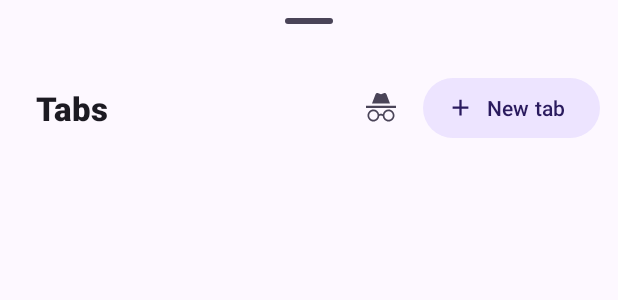
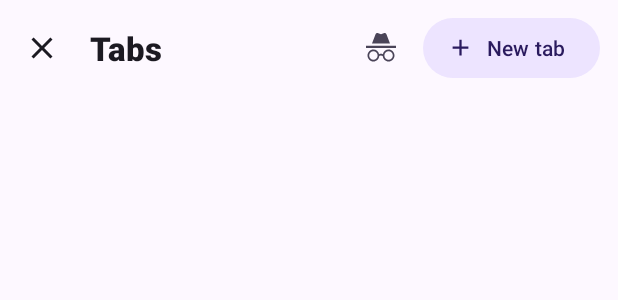
Before and after one commit to Ttggg5/VideoDownloader, an Android app: the layout sheet_tabs.xml on its own in the app's theme, with its tools: preview values and no code run, on a phone screen of 412 x 824 dp. Shown: the top 300 px of the screen. Run offline under Robolectric (Android 15) with nearby library versions, the phone set to English and light mode, and no system bars.

Commit message:
Make the tab switcher a full-screen page
The tab grid opens as a full-screen page with a top app bar (close,
"Tabs (N)" or the open group's name with back/rename/ungroup, an
incognito button and New tab) instead of a pull-up sheet, matching
Library and Settings. Grid, groups, swipe-to-close with Undo and the
long-press group menu are unchanged; cards animate in when it opens.

Co-Authored-By: Claude Opus 5.5 <noreply@anthropic.com>
Claude-Session: https://claude.ai/code/session_01HZxmaQDnPgJKpS8h6QaBJj

```diff
--- a/app/src/main/java/com/vdbrowser/app/MainActivity.kt
+++ b/app/src/main/java/com/vdbrowser/app/MainActivity.kt
@@ -1015,13 +1015,12 @@ class MainActivity : AppCompatActivity() {
     private fun dp(value: Int): Int = (value * resources.displayMetrics.density).toInt()
 
     private fun showTabSwitcher() {
-        val sheet = BottomSheetDialog(this)
+        val sheet = android.app.Dialog(this, R.style.Theme_VideoDownloader_FullScreenDialog)
         val content = layoutInflater.inflate(R.layout.sheet_tabs, null)
         sheet.setContentView(content)
+        content.findViewById<View>(R.id.btnTabsClose).setOnClickListener { sheet.dismiss() }
 
         capturePreview(currentTab)
-        sheet.behavior.state = com.google.android.material.bottomsheet.BottomSheetBehavior.STATE_EXPANDED
-        sheet.behavior.skipCollapsed = true
 
         val recycler = content.findViewById<RecyclerView>(R.id.tabList)
         val header = content.findViewById<TextView>(R.id.tabsTitle)
--- a/app/src/main/res/layout/sheet_tabs.xml
+++ b/app/src/main/res/layout/sheet_tabs.xml
@@ -2,20 +2,33 @@
 <LinearLayout xmlns:android="http://schemas.android.com/apk/res/android"
     xmlns:app="http://schemas.android.com/apk/res-auto"
     android:layout_width="match_parent"
-    android:layout_height="wrap_content"
+    android:layout_height="match_parent"
+    android:background="?android:attr/colorBackground"
+    android:fitsSystemWindows="true"
     android:orientation="vertical">
 
-    <com.google.android.material.bottomsheet.BottomSheetDragHandleView
+    <!-- Top app bar -->
+    <LinearLayout
         android:layout_width="match_parent"
-        android:layout_height="wrap_content" />
+        android:layout_height="?attr/actionBarSize"
+        android:gravity="center_vertical"
+        android:orientation="horizontal"
+        android:paddingStart="4dp"
+        android:paddingEnd="12dp">
 
-    <LinearLayout style="@style/SheetHeader">
+        <ImageButton
+            android:id="@+id/btnTabsClose"
+            android:layout_width="48dp"
+            android:layout_height="48dp"
+            android:background="?attr/selectableItemBackgroundBorderless"
+            android:contentDescription="@string/back"
+            android:src="@drawable/ic_close"
+            app:tint="?attr/colorOnSurface" />
 
         <ImageButton
             android:id="@+id/btnGroupBack"
             android:layout_width="48dp"
             android:layout_height="48dp"
-            android:layout_marginStart="-12dp"
             android:background="?attr/selectableItemBackgroundBorderless"
             android:contentDescription="@string/back"
             android:src="@drawable/ic_back"
@@ -25,6 +38,7 @@
         <TextView
             android:id="@+id/tabsTitle"
             style="@style/SheetTitle"
+            android:layout_marginStart="8dp"
             android:text="@string/tabs" />
 
         <ImageButton
@@ -66,6 +80,12 @@
 
     <androidx.recyclerview.widget.RecyclerView
         android:id="@+id/tabList"
-        style="@style/SheetList"
-        android:paddingHorizontal="10dp" />
+        android:layout_width="match_parent"
+        android:layout_height="0dp"
+        android:layout_weight="1"
+        android:clipToPadding="false"
+        android:layoutAnimation="@anim/layout_list_enter"
+        android:overScrollMode="never"
+        android:paddingHorizontal="10dp"
+        android:paddingBottom="24dp" />
 </LinearLayout>
```
Also changed, not shown: app/src/main/res/anim/fullscreen_enter.xml (added, +7 -0 lines), app/src/main/res/anim/fullscreen_exit.xml (added, +7 -0 lines), app/src/main/res/values/themes.xml (+13 -0 lines).
